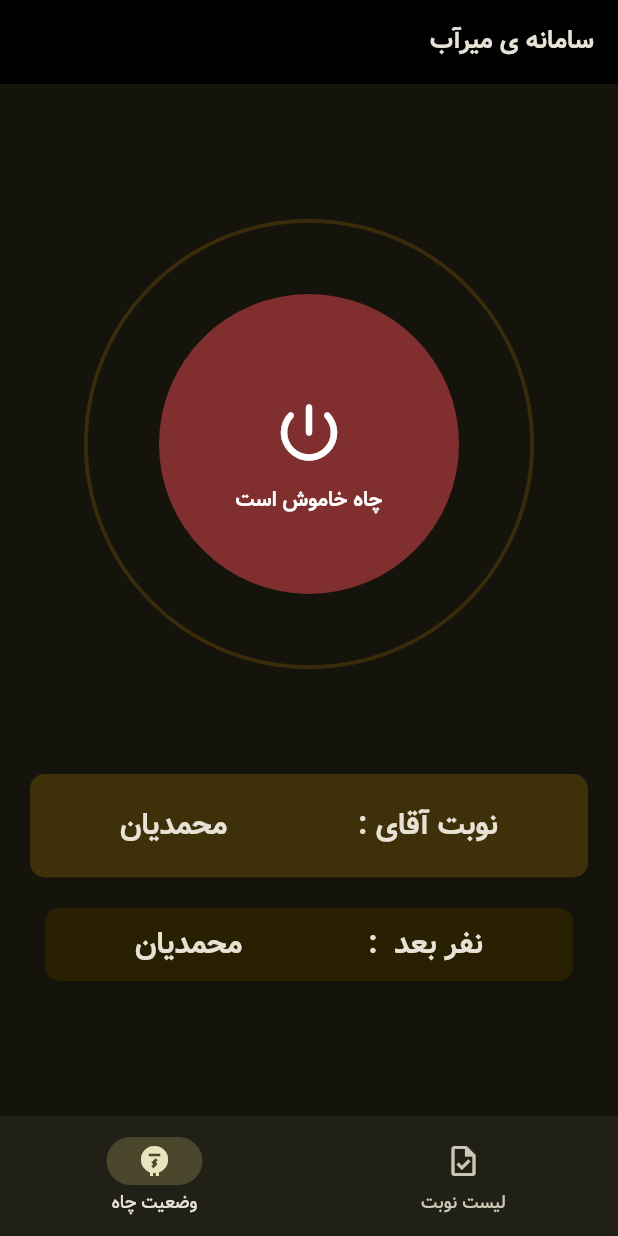
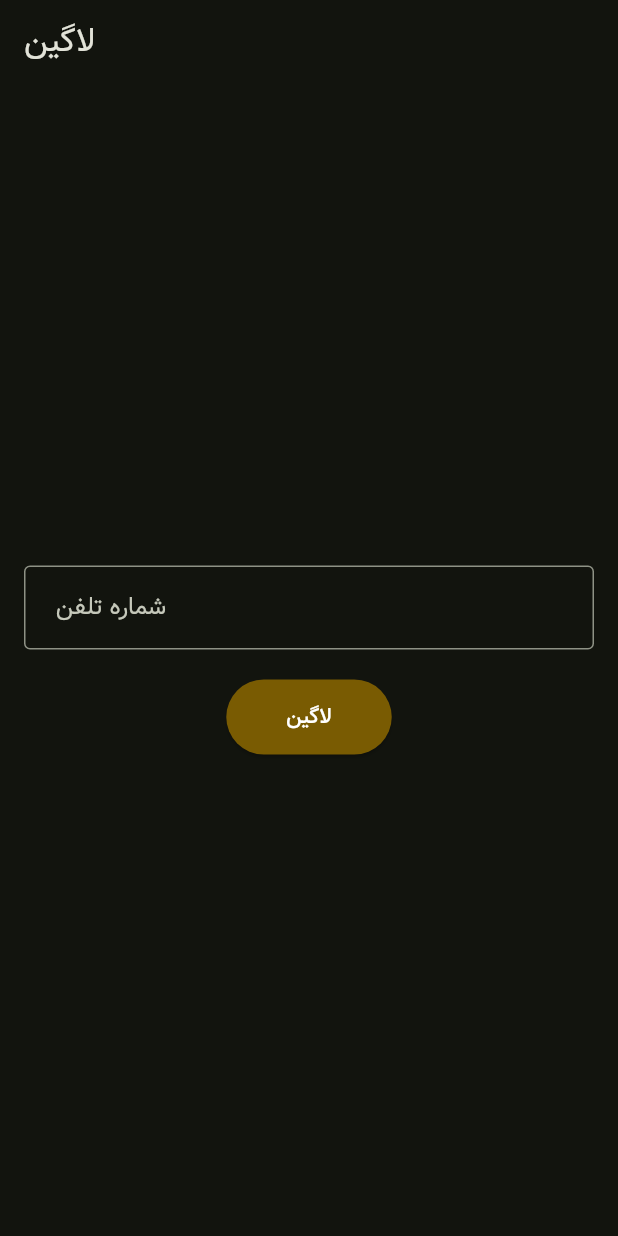
Before and after one commit to alishams23/Irrigation-time, a Flutter app: the screen it shows after launch, on a phone screen of 412 x 824 dp. Run offline on Flutter 3.47's test engine with Material 3 defaults, Android fonts, the phone set to English and light mode, and no system bars; our stand-ins replace shared_preferences; missing offline and left inert: flutter_event_calendar, telephony.

Commit message:
login and design

```diff
--- a/lib/main.dart
+++ b/lib/main.dart
@@ -1,7 +1,9 @@
 import 'package:flutter/material.dart';
+import 'package:shared_preferences/shared_preferences.dart';
 import 'package:telephony/telephony.dart';
 import 'package:time_sort/api/sms.dart';
 import 'package:time_sort/pages/home.dart';
+import 'package:time_sort/pages/login.dart';
 import 'package:time_sort/pages/power.dart';
 
   // ApiServiceSms apiService = ApiServiceSms();
@@ -56,6 +58,7 @@ class _MainPageState extends State<MainPage> {
 
 
   }
+
   // This widget is the root of your application.
   @override
   Widget build(BuildContext context) {
@@ -74,7 +77,7 @@ class _MainPageState extends State<MainPage> {
         brightness: Brightness.dark,
         fontFamily: "Vazir",
 
-colorSchemeSeed: const Color.fromRGBO(86, 80, 14, 171),
+colorSchemeSeed: Color.fromARGB(84, 41, 65, 11),
         /* dark theme settings */
       ),
       themeMode: ThemeMode.dark,
@@ -84,42 +87,40 @@ colorSchemeSeed: const Color.fromRGBO(86, 80, 14, 171),
          ThemeMode.dark for dark theme
       */
       debugShowCheckedModeBanner: false,
-      home: const MyHomePage(title: 'سامانه ی میرآب',),
+      home: const MyHomePage(),
     );
   }
 }
 
 class MyHomePage extends StatefulWidget {
-  const MyHomePage({super.key, required this.title});
+  const MyHomePage({super.key,});
 
-  // This widget is the home page of your application. It is stateful, meaning
-  // that it has a State object (defined below) that contains fields that affect
-  // how it looks.
-
-  // This class is the configuration for the state. It holds the values (in this
-  // case the title) provided by the parent (in this case the App widget) and
-  // used by the build method of the State. Fields in a Widget subclass are
-  // always marked "final".
-
-  final String title;
 
   @override
   State<MyHomePage> createState() => _MyHomePageState();
 }
 
 class _MyHomePageState extends State<MyHomePage> {
-  int _counter = 0;
+
   int selectedPageIndex = 0;
   List pages =[PowerPage(),HomePage(),];
-  void _incrementCounter() {
-    setState(() {
-      // This call to setState tells the Flutter framework that something has
-      // changed in this State, which causes it to rerun the build method below
-      // so that the display can reflect the updated values. If we changed
-      // _counter without calling setState(), then the build method would not be
-      // called again, and so nothing would appear to happen.
-      _counter++;
-    });
+
+
+
+  @override
+  void initState() {
+    super.initState();
+    _checkToken();
+  }
+  Future<void> _checkToken() async {
+    SharedPreferences prefs = await SharedPreferences.getInstance();
+    String? token = prefs.getString('token');
+
+    if (token == null || token.isEmpty) {
+      Navigator.of(context).pushReplacement(
+        MaterialPageRoute(builder: (context) => LoginPage()),
+      );
+    }
   }
 
   @override
@@ -160,12 +161,12 @@ class _MyHomePageState extends State<MyHomePage> {
         // Colors.amber, perhaps?) and trigger a hot reload to see the AppBar
         // change color while the other colors stay the same.
 
-        backgroundColor: Colors.black,
+        // backgroundColor: Colors.black,
         // Here we take the value from the MyHomePage object that was created by
         // the App.build method, and use it to set our appbar title.
         title: Row(
           mainAxisAlignment: MainAxisAlignment.end,
-          children: [Text(widget.title,textDirection: TextDirection.rtl,style: TextStyle(fontWeight: FontWeight.bold,fontSize: 17),)],),
+          children: [Text('سامانه ی میرآب',textDirection: TextDirection.rtl,style: TextStyle(fontWeight: FontWeight.bold,fontSize: 17),)],),
       ),
       body:PageView.builder(
         physics: const NeverScrollableScrollPhysics(),
--- /dev/null
+++ b/lib/pages/login.dart
@@ -0,0 +1,160 @@
+import 'package:flutter/material.dart';
+import 'package:http/http.dart' as http;
+import 'dart:convert';
+import 'package:shared_preferences/shared_preferences.dart';
+import 'package:time_sort/main.dart';
+
+
+class LoginPage extends StatefulWidget {
+  @override
+  _LoginPageState createState() => _LoginPageState();
+}
+
+class _LoginPageState extends State<LoginPage> {
+  final TextEditingController _phoneController = TextEditingController();
+  final TextEditingController _codeController = TextEditingController();
+  bool _isCodeSent = false;
+
+  String _errorMessage = '';
+
+  Future<void> _login() async {
+    setState(() {
+      _errorMessage = '';
+    });
+
+    try {
+      final response = await http.post(
+        Uri.parse('http://127.0.0.1:8000/api/account/login-sms/'),
+        body: {'number': _phoneController.text},
+      );
+
+      if (response.statusCode == 200) {
+        setState(() {
+          _isCodeSent = true;
+        });
+      } else {
+        final responseBody = json.decode(response.body);
+        setState(() {
+          _errorMessage = responseBody['error'] ?? 'Login failed';
+        });
+      }
+    } catch (e) {
+      setState(() {
+        _errorMessage = 'An error occurred: $e';
+      });
+      print(_errorMessage);
+    }
+  }
+
+  void _verifyCode() async {
+    final response = await http.post(
+      Uri.parse('http://127.0.0.1:8000/api/account/code_check/'),
+      body: {
+        'number': _phoneController.text,
+        'code': _codeController.text,
+      },
+    );
+
+    if (response.statusCode == 200) {
+      final responseBody = json.decode(response.body);
+      SharedPreferences prefs = await SharedPreferences.getInstance();
+      await prefs.setString('token', responseBody['token']);
+      // Navigate to HomePage
+      Navigator.push(
+        context,
+        MaterialPageRoute(builder: (context) => MainPage()),
+      );
+    } else {
+      setState(() {
+        _errorMessage = 'Invalid verification code';
+      });
+    }
+  }
+
+  @override
+  Widget build(BuildContext context) {
+    return Scaffold(
+      appBar: AppBar(
+        title: Text('لاگین'),
+      ),
+      body: Center(
+        child: Padding(
+          padding: const EdgeInsets.all(16.0),
+          child: Column(
+            mainAxisAlignment: MainAxisAlignment.center,
+            children: <Widget>[
+              if (!_isCodeSent) ...[
+                TextField(
+                  controller: _phoneController,
+                  keyboardType: TextInputType.phone,
+                  decoration: InputDecoration(
+                    border: OutlineInputBorder(),
+                    labelText: ' شماره تلفن',
+                  ),
+                ),
+                SizedBox(height: 20),
+                ElevatedButton(
+                  style: ButtonStyle(
+                    backgroundColor: MaterialStateProperty.all(
+                      Color.fromARGB(255, 121, 91, 2),
+                    ),
+                    foregroundColor: MaterialStateProperty.all(
+                      Colors.white,
+                    ),
+                    padding: MaterialStateProperty.all(
+                      EdgeInsets.symmetric(horizontal: 40, vertical: 15),
+                    ),
+                  ),
+                  onPressed: _login,
+                  child: Text('لاگین'),
+                ),
+                if (_errorMessage.isNotEmpty)
+                  Padding(
+                    padding: const EdgeInsets.only(top: 10),
+                    child: Text(
+                      _errorMessage,
+                      style: TextStyle(color: Colors.red),
+                    ),
+                  ),
+              ],
+              if (_isCodeSent) ...[
+                TextField(
+                  controller: _codeController,
+                  keyboardType: TextInputType.number,
+                  decoration: InputDecoration(
+                    border: OutlineInputBorder(),
+                    labelText: 'کد تایید',
+                  ),
+                ),
+                SizedBox(height: 20),
+                ElevatedButton(
+                  style: ButtonStyle(
+                    backgroundColor: MaterialStateProperty.all(
+                      Color.fromARGB(255, 121, 91, 2),
+                    ),
+                    foregroundColor: MaterialStateProperty.all(
+                      Colors.white,
+                    ),
+                    padding: MaterialStateProperty.all(
+                      EdgeInsets.symmetric(horizontal: 40, vertical: 15),
+                    ),
+                  ),
+                  onPressed: _verifyCode,
+                  child: Text('تایید کد'),
+                ),
+                if (_errorMessage.isNotEmpty)
+                  Padding(
+                    padding: const EdgeInsets.only(top: 10),
+                    child: Text(
+                      _errorMessage,
+                      style: TextStyle(color: Colors.red),
+                    ),
+                  ),
+              ],
+            ],
+          ),
+        ),
+      ),
+    );
+  }
+}
--- a/lib/pages/power.dart
+++ b/lib/pages/power.dart
@@ -23,10 +23,16 @@ class _PowerPageState extends State<PowerPage> {
               height: 300, // Adjust size if necessary
               margin: EdgeInsets.only(bottom: 50),
               decoration: BoxDecoration(
-                borderRadius: BorderRadius.circular(300),
+                borderRadius: BorderRadius.circular(300),gradient:const  LinearGradient(
+                        begin: Alignment.topCenter,
+                        end: Alignment.bottomCenter,
+                        colors: [
+                  Color.fromARGB(1, 0, 0, 0),
+                  Color.fromARGB(39, 189, 2, 2)
+                ]),
                 border: Border.all(
-                  color: Color.fromARGB(255, 58, 43, 9),
-                  width: 2.5,
+                  color:Color.fromARGB(44, 58, 30, 9),
+                  width: 20,
                 ),
               ),
               child: Center(
@@ -34,13 +40,20 @@ class _PowerPageState extends State<PowerPage> {
                   width: 200, // Adjust size if necessary
                   height: 200, // Adjust size if necessary
                   decoration: BoxDecoration(
-                      color: Color.fromARGB(255, 128, 46, 46),
+                      // color: Color.fromARGB(255, 205, 56, 7),
+                      gradient:const  LinearGradient(
+                        begin: Alignment.topCenter,
+                        end: Alignment.bottomCenter,
+                        colors: [
+                  Color.fromARGB(235, 199, 57, 0),
+                  Color.fromARGB(239, 111, 1, 1)
+                ]),
                       borderRadius: BorderRadius.circular(100)),
                   child:const Column(
                     mainAxisAlignment: MainAxisAlignment.center,
                     children: [
                      Padding(
-                       padding: const EdgeInsets.only(top: 15,bottom: 10),
+                       padding:  EdgeInsets.only(top: 15,bottom: 10),
                        child: Icon(
                                        Icons.power_settings_new_rounded,
                                        size: 50,
@@ -59,29 +72,41 @@ class _PowerPageState extends State<PowerPage> {
               margin:EdgeInsets.symmetric(vertical: 20,horizontal: 20),
 
             decoration: BoxDecoration(
-              color:Color.fromARGB(255, 62, 48, 8),
-               borderRadius: BorderRadius.circular(10)
+              color: Color.fromARGB(15, 76, 200, 19),
+
+               borderRadius: BorderRadius.circular(50)
 
 
             ),
             child:const Row(
               mainAxisAlignment: MainAxisAlignment.spaceBetween,
-              children: [Text("محمدیان",style: TextStyle(fontSize: 20,fontWeight: FontWeight.bold),textDirection: TextDirection.rtl,),Text("نوبت آقای :  ",style: TextStyle(fontSize: 20,fontWeight: FontWeight.bold),textDirection: TextDirection.rtl,),],
+              children: [Text("محمدیان",style: TextStyle(
+                color: Color.fromARGB(255, 166, 250, 170),
+                fontSize: 20,fontWeight: FontWeight.bold),textDirection: TextDirection.rtl,),Text("نوبت آقای :  ",style: TextStyle(
+                color: Color.fromARGB(255, 166, 250, 170),
+                  fontSize: 20,fontWeight: FontWeight.bold),textDirection: TextDirection.rtl,),],
             ),
           ),
            Container(
               padding:EdgeInsets.symmetric(vertical: 10,horizontal: 60),
-              margin:EdgeInsets.symmetric(vertical: 0,horizontal: 30),
+              margin:EdgeInsets.symmetric(vertical: 0,horizontal: 20),
 
             decoration: BoxDecoration(
-              color:const Color.fromARGB(255, 41, 31, 1),
-               borderRadius: BorderRadius.circular(10)
+
+
+
+               borderRadius: BorderRadius.circular(20)
 
 
             ),
             child:const Row(
               mainAxisAlignment: MainAxisAlignment.spaceBetween,
-              children: [Text("محمدیان",style: TextStyle(fontSize: 20,fontWeight: FontWeight.bold),textDirection: TextDirection.rtl,),Text("نفر بعد  :  ",style: TextStyle(fontSize: 20,fontWeight: FontWeight.bold),textDirection: TextDirection.rtl,),],
+              children: [Text("محمدیان",style: TextStyle(
+                color: Color.fromARGB(255, 194, 194, 194),
+                fontSize: 20,fontWeight: FontWeight.bold),textDirection: TextDirection.rtl,),Text("نفر بعد  :  ",style: TextStyle(
+                color: Color.fromARGB(255, 194, 194, 194),
+
+                  fontSize: 20,fontWeight: FontWeight.bold),textDirection: TextDirection.rtl,),],
             ),
           )
           ],
--- a/pubspec.yaml
+++ b/pubspec.yaml
@@ -40,6 +40,7 @@ dependencies:
   telephony: ^0.2.0
   http: ^1.2.1
   flutter_event_calendar: ^1.0.0
+  shared_preferences: ^2.2.3
 
 dev_dependencies:
   flutter_test:
```
Also changed, not shown: lib/pages/home.dart (+8 -4 lines), pubspec.lock, 1 other file.
